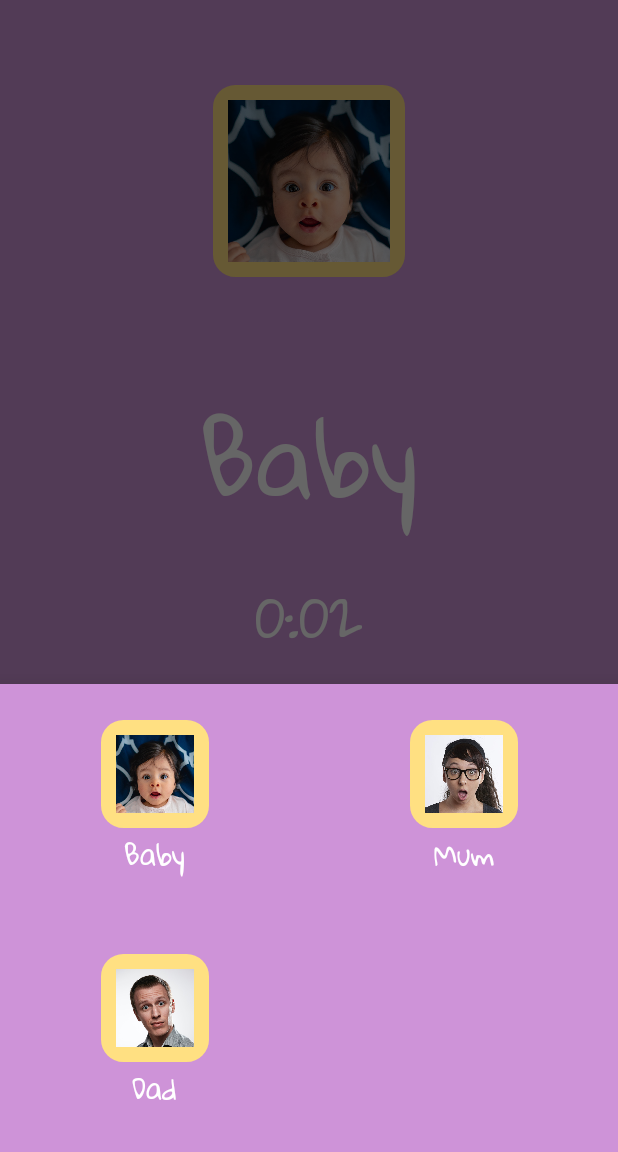
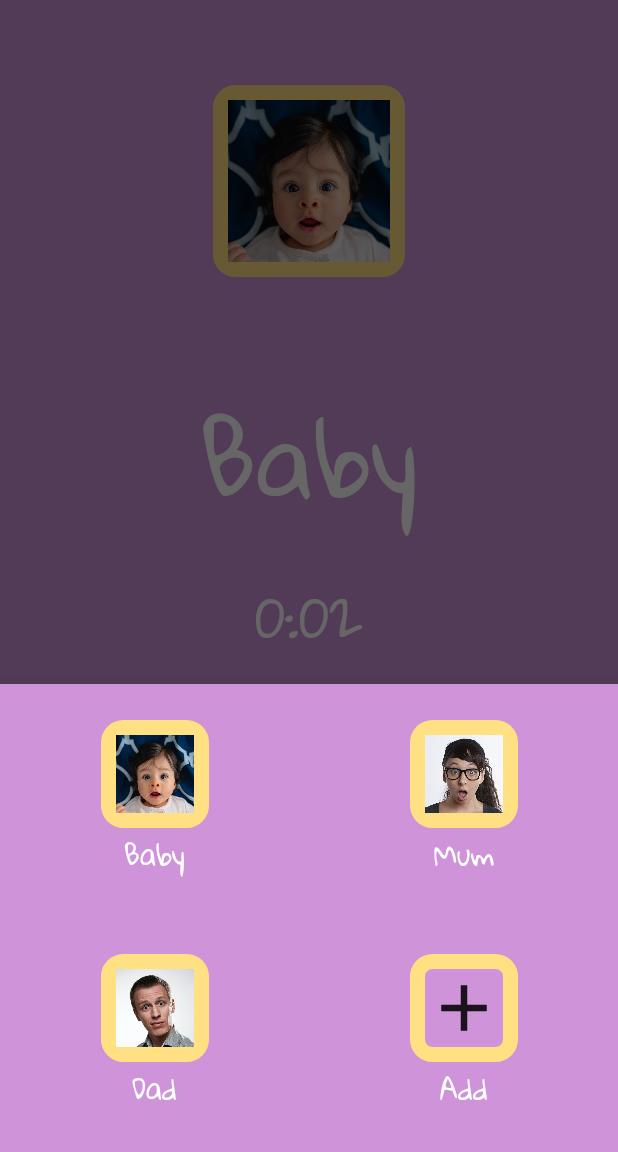
Before and after one commit to babydots/babyphone, an Android app: the fragment ContactListFragment placed in its activity, on a phone screen of 412 x 824 dp, the part 84-1236 px from its top. Run offline under Robolectric (Android 15) with nearby library versions, the phone set to English and light mode, and no system bars.

Commit message:
Put 'Add Contact' button in the contact chooser (only when not locked).

```diff
--- a/app/src/main/java/com/serwylo/babyphone/ContactListFragment.kt
+++ b/app/src/main/java/com/serwylo/babyphone/ContactListFragment.kt
@@ -18,12 +18,14 @@ import com.google.android.material.bottomsheet.BottomSheetDialogFragment
 class ContactListFragment : BottomSheetDialogFragment() {
 
     private var columnCount = 2
+    private var canAdd = true
 
     override fun onCreate(savedInstanceState: Bundle?) {
         super.onCreate(savedInstanceState)
 
         arguments?.let {
             columnCount = it.getInt(ARG_COLUMN_COUNT)
+            canAdd = it.getBoolean(ARG_CAN_ADD)
         }
     }
 
@@ -40,7 +42,7 @@ class ContactListFragment : BottomSheetDialogFragment() {
                     columnCount <= 1 -> LinearLayoutManager(context)
                     else -> GridLayoutManager(context, columnCount)
                 }
-                adapter = ContactListViewAdapter(context, ContactManager.getContacts(context)) { selectedContact ->
+                adapter = ContactListViewAdapter(context, ContactManager.getContacts(context), canAdd) { selectedContact ->
                     contactSelectedListener?.invoke(selectedContact)
                 }
             }
@@ -57,12 +59,14 @@ class ContactListFragment : BottomSheetDialogFragment() {
     companion object {
 
         const val ARG_COLUMN_COUNT = "column-count"
+        const val ARG_CAN_ADD = "can-add"
 
         @JvmStatic
-        fun newInstance(columnCount: Int) =
+        fun newInstance(columnCount: Int, canAdd: Boolean) =
             ContactListFragment().apply {
                 arguments = Bundle().apply {
                     putInt(ARG_COLUMN_COUNT, columnCount)
+                    putBoolean(ARG_CAN_ADD, canAdd)
                 }
             }
     }
--- a/app/src/main/java/com/serwylo/babyphone/ContactListViewAdapter.kt
+++ b/app/src/main/java/com/serwylo/babyphone/ContactListViewAdapter.kt
@@ -5,42 +5,77 @@ import androidx.recyclerview.widget.RecyclerView
 import android.view.LayoutInflater
 import android.view.ViewGroup
 import androidx.appcompat.content.res.AppCompatResources
+import com.serwylo.babyphone.databinding.ContactItemAddBinding
 
 import com.serwylo.babyphone.databinding.ContactItemBinding
 
 /**
  * [RecyclerView.Adapter] that can display a [Contact].
+ *
+ * @param canAdd If in a locked mode, don't show the option to add. We assume this is for play time
+ *               rather than "setup the app" time.
  */
 class ContactListViewAdapter(
     private val context: Context,
     private val contacts: List<Contact>,
+    private val canAdd: Boolean,
     private val onTouch: (contact: Contact) -> Unit,
-) : RecyclerView.Adapter<ContactListViewAdapter.ViewHolder>() {
+) : RecyclerView.Adapter<RecyclerView.ViewHolder>() {
 
-    override fun onCreateViewHolder(parent: ViewGroup, viewType: Int): ViewHolder {
+    companion object {
+        const val VIEW_TYPE_CONTACT = 1
+        const val VIEW_TYPE_ADD = 2
+    }
 
-        return ViewHolder(
+    override fun getItemViewType(position: Int): Int {
+        return if (position >= contacts.size) {
+            VIEW_TYPE_ADD
+        } else {
+            VIEW_TYPE_CONTACT
+        }
+    }
+
+    override fun onCreateViewHolder(parent: ViewGroup, viewType: Int): RecyclerView.ViewHolder {
+        return when (viewType) {
+            VIEW_TYPE_CONTACT ->
+                ViewHolder(
                     ContactItemBinding.inflate(
                         LayoutInflater.from(parent.context),
                         parent,
                         false
                     )
                 )
+            else ->
+                ViewHolderAdd(
+                    ContactItemAddBinding.inflate(
+                        LayoutInflater.from(parent.context),
+                        parent,
+                        false
+                    )
+                )
+        }
 
     }
 
-    override fun onBindViewHolder(holder: ViewHolder, position: Int) {
+    override fun onBindViewHolder(holder: RecyclerView.ViewHolder, position: Int) {
+        when (getItemViewType(position)) {
+            VIEW_TYPE_CONTACT -> {
+                val h = holder as ViewHolder
                 val contact = contacts[position]
-        holder.binding.avatar.setImageDrawable(AppCompatResources.getDrawable(context, contact.avatarDrawableId))
-        holder.binding.name.text = contact.label
-        holder.binding.root.setOnTouchListener { _, _ ->
+                h.binding.avatar.setImageDrawable(AppCompatResources.getDrawable(context, contact.avatarDrawableId))
+                h.binding.name.text = contact.label
+                h.binding.root.setOnTouchListener { _, _ ->
                     onTouch(contact)
                     true
                 }
             }
+        }
+    }
 
-    override fun getItemCount(): Int = contacts.size
+    override fun getItemCount(): Int = contacts.size + if (canAdd) 1 else 0
 
     inner class ViewHolder(val binding: ContactItemBinding) : RecyclerView.ViewHolder(binding.root)
 
+    inner class ViewHolderAdd(binding: ContactItemAddBinding) : RecyclerView.ViewHolder(binding.root)
+
 }
--- a/app/src/main/java/com/serwylo/babyphone/MainActivity.kt
+++ b/app/src/main/java/com/serwylo/babyphone/MainActivity.kt
@@ -128,7 +128,7 @@ class MainActivity : AppCompatActivity() {
     }
 
     private fun showContactList() {
-        val list = ContactListFragment.newInstance(3)
+        val list = ContactListFragment.newInstance(3, !immersiveLock.inImmersiveMode())
         list.show(supportFragmentManager, "contact-list")
         list.onContactSelected { contact ->
             ContactManager.setSelectedContact(this, contact)
--- /dev/null
+++ b/app/src/main/res/drawable/ic_add.xml
@@ -0,0 +1,5 @@
+<vector android:height="24dp" android:tint="#FFFFFF"
+    android:viewportHeight="24" android:viewportWidth="24"
+    android:width="24dp" xmlns:android="http://schemas.android.com/apk/res/android">
+    <path android:fillColor="@android:color/white" android:pathData="M19,13h-6v6h-2v-6H5v-2h6V5h2v6h6v2z"/>
+</vector>
--- /dev/null
+++ b/app/src/main/res/layout/contact_item_add.xml
@@ -0,0 +1,33 @@
+<?xml version="1.0" encoding="utf-8"?>
+<androidx.constraintlayout.widget.ConstraintLayout xmlns:android="http://schemas.android.com/apk/res/android"
+    android:layout_width="match_parent"
+    android:layout_height="wrap_content"
+    xmlns:tools="http://schemas.android.com/tools"
+    xmlns:app="http://schemas.android.com/apk/res-auto"
+    android:orientation="vertical"
+    android:padding="24dp">
+
+    <ImageView
+        android:id="@+id/avatar"
+        android:layout_width="72dp"
+        android:layout_height="72dp"
+        android:src="@drawable/ic_add"
+        app:tint="?attr/editTextColor"
+        app:layout_constraintTop_toTopOf="parent"
+        app:layout_constraintStart_toStartOf="parent"
+        app:layout_constraintEnd_toEndOf="parent"
+        android:background="?attr/avatarBackground"
+        android:padding="?attr/avatarPadding" />
+
+    <TextView
+        android:id="@+id/name"
+        android:layout_width="wrap_content"
+        android:layout_height="wrap_content"
+        android:text="Add"
+        app:layout_constraintTop_toBottomOf="@+id/avatar"
+        app:layout_constraintStart_toStartOf="parent"
+        app:layout_constraintEnd_toEndOf="parent"
+        android:layout_gravity="center"
+        android:textAppearance="?attr/textAppearanceBodySmall" />
+
+</androidx.constraintlayout.widget.ConstraintLayout>
--- a/immersivelock/src/main/java/com/serwylo/immersivelock/ImmersiveLock.kt
+++ b/immersivelock/src/main/java/com/serwylo/immersivelock/ImmersiveLock.kt
@@ -18,6 +18,8 @@ class ImmersiveLock(
    private val touchLockToUnlockedMessagePluralRes: Int = R.plurals.touch_lock_to_unlock,
    private val onStopImmersiveMode: (() -> Unit)? = null,
 ) {
+
+   private var inImmersiveMode: Boolean = false
 
    companion object {
 
@@ -82,6 +84,8 @@ class ImmersiveLock(
       }
    }
 
+   fun inImmersiveMode() = inImmersiveMode
+
    /**
     * Put the screen in "Immersive sticky mode" which prevents accidental clicking of home or other
     * buttons that could leave the app. However the UX to escape this is pretty terrible (for
@@ -92,6 +96,8 @@ class ImmersiveLock(
     */
    @SuppressLint("ShowToast") // We keep the toast so that we can cancel when the user is prompted to press many times quickly. Therefore "show()" is called later on.
    fun startImmersiveMode(activity: Activity) {
+
+      inImmersiveMode = true
 
       try {
          @Suppress("DEPRECATION") // The recommended alternative was only introduced in API 30.
@@ -214,6 +220,8 @@ class ImmersiveLock(
 
       Toast.makeText(activity, activity.getString(unlockedMessageStringRes), Toast.LENGTH_SHORT).show()
 
+      inImmersiveMode = false
+
       onStopImmersiveMode?.invoke()
 
    }
```
Lines whose indentation alone changed are shown as unchanged.
